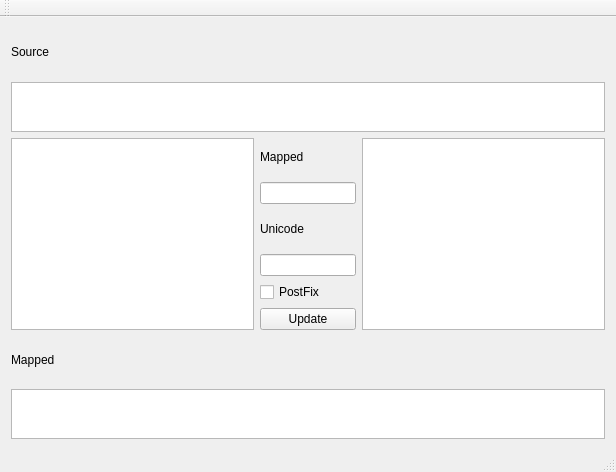
Before: the Qt Designer form mainwindow.ui in dparakh/SanskritMapper, drawn with Qt 5.
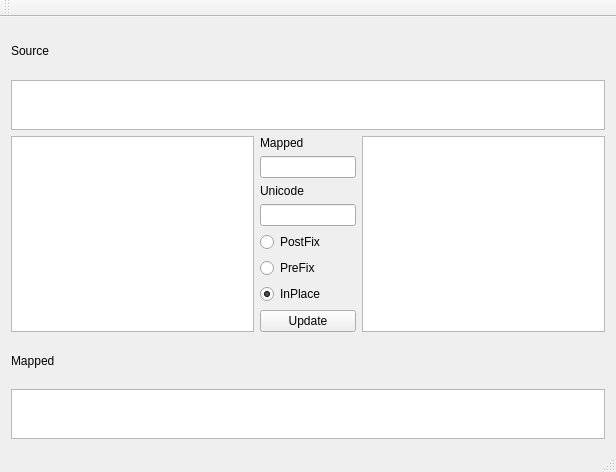
After: the same form once the commit is applied.

Commit message: Added basic Pre/Post/InPlace options and functionality

```diff
--- a/mainwindow.ui
+++ b/mainwindow.ui
@@ -73,12 +73,29 @@
          <widget class="QLineEdit" name="mappingCode"/>
         </item>
         <item>
-         <widget class="QCheckBox" name="mapAsPostFix">
+         <widget class="QRadioButton" name="mapAsPostFix">
           <property name="text">
            <string>PostFix</string>
           </property>
          </widget>
         </item>
+        <item>
+         <widget class="QRadioButton" name="mapAsPreFix">
+          <property name="text">
+           <string>PreFix</string>
+          </property>
+         </widget>
+        </item>
+        <item>
+         <widget class="QRadioButton" name="mapAsInPlace">
+          <property name="text">
+           <string>InPlace</string>
+          </property>
+          <property name="checked">
+           <bool>true</bool>
+          </property>
+         </widget>
+        </item>
         <item>
          <widget class="QPushButton" name="updateMapButton">
           <property name="text">
```
The commit also changes 4 other files.
